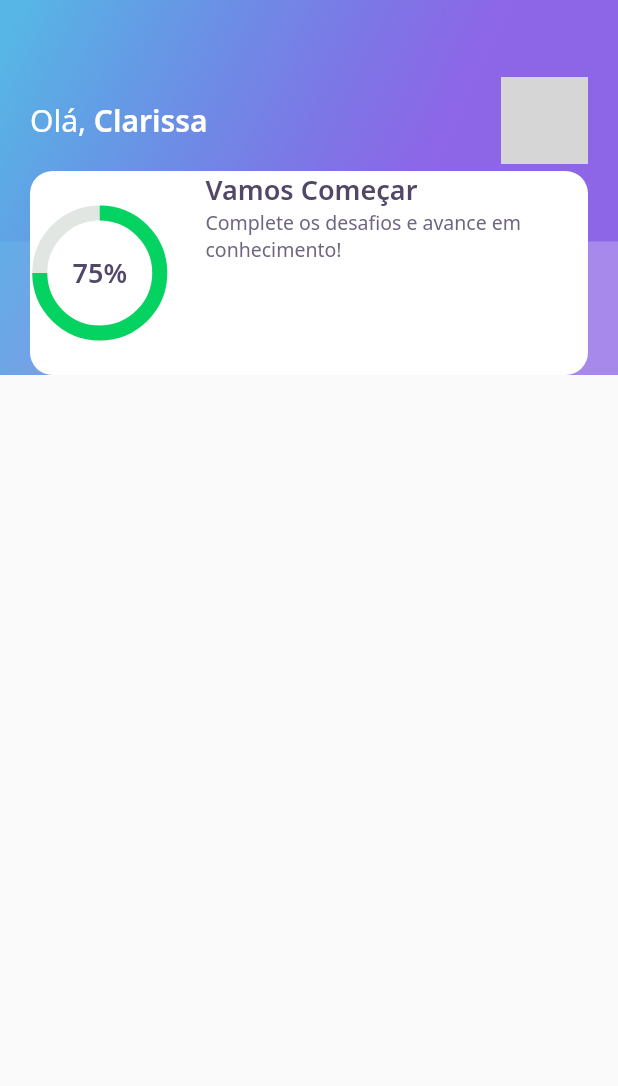
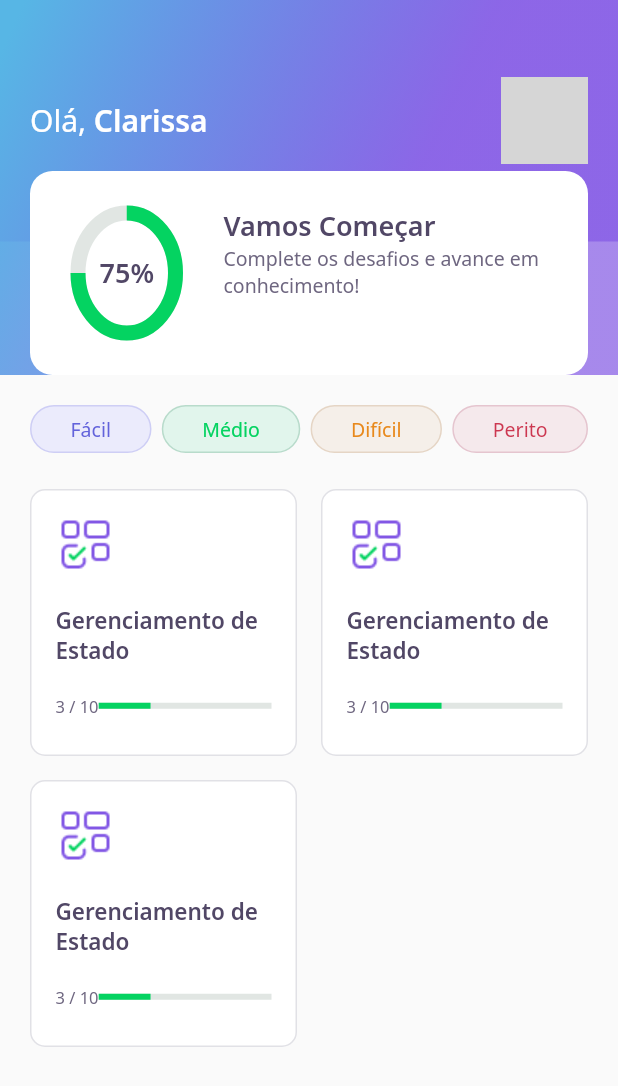
Before and after one commit to xclax/dev-quiz-game, a Flutter app: the HomePage screen opened directly, on a phone screen of 412 x 824 dp. Shown: the top 1086 px of the screen. Run offline on Flutter 3.47's test engine with Material 2 defaults, Android fonts, the phone set to English and light mode, and no system bars; our stand-ins replace google_fonts; network calls fail; grey boxes are pictures that could not be loaded.

Commit message:
creating the questions interface
creating the questions interface and main screen

```diff
--- a/lib/core/app_widget.dart
+++ b/lib/core/app_widget.dart
@@ -1,4 +1,4 @@
-import 'package:devquiz/home/home_page.dart';
+import 'package:devquiz/challenge/challenge_page.dart';
 //import 'package:devquiz/splash/splash_page.dart';
 import 'package:flutter/material.dart';
 
@@ -7,7 +7,7 @@ class AppWidget extends StatelessWidget {
   Widget build(BuildContext context) {
     return MaterialApp(
       title: "DevQuiz",
-      home: HomePage(),
+      home: ChallengePage(),
     );
   }
 }
--- a/lib/home/home_page.dart
+++ b/lib/home/home_page.dart
@@ -1,4 +1,6 @@
+import 'package:devquiz/quiz_card/quiz_card_widget.dart';
 import 'package:devquiz/widgets/appbar/app_bar_widget.dart';
+import 'package:devquiz/widgets/level_button/level_button_widget.dart';
 import 'package:flutter/material.dart';
 
 class HomePage extends StatefulWidget {
@@ -12,7 +14,36 @@ class _HomePageState extends State<HomePage> {
   @override
   Widget build(BuildContext context) {
     return Scaffold(
-      appBar: AppBarWidget(),
-    );
+        appBar: AppBarWidget(),
+        body: Padding(
+          padding: const EdgeInsets.all(20),
+          child: Column(
+            children: [
+              Row(
+                mainAxisAlignment: MainAxisAlignment.spaceBetween,
+                children: [
+                  LevelButtonWidget(label: "Fácil"),
+                  LevelButtonWidget(label: "Médio"),
+                  LevelButtonWidget(label: "Difícil"),
+                  LevelButtonWidget(label: "Perito"),
+                ],
+              ),
+              SizedBox(
+                height: 24,
+              ),
+              Expanded(
+                  child: GridView.count(
+                crossAxisSpacing: 16,
+                mainAxisSpacing: 16,
+                crossAxisCount: 2,
+                children: [
+                  QuizCardWidget(),
+                  QuizCardWidget(),
+                  QuizCardWidget()
+                ],
+              ))
+            ],
+          ),
+        ));
   }
 }
--- /dev/null
+++ b/lib/quiz_card/quiz_card_widget.dart
@@ -0,0 +1,50 @@
+import 'package:devquiz/core/app_colors.dart';
+import 'package:devquiz/core/app_images.dart';
+import 'package:devquiz/core/app_text_styles.dart';
+import 'package:devquiz/shared/widgets/progress_indicator/progress_indicator_widget.dart';
+import 'package:flutter/material.dart';
+
+class QuizCardWidget extends StatelessWidget {
+  const QuizCardWidget({Key? key}) : super(key: key);
+
+  @override
+  Widget build(BuildContext context) {
+    return Container(
+      padding: EdgeInsets.all(16),
+      decoration: BoxDecoration(
+          border: Border.fromBorderSide(BorderSide(color: AppColors.border)),
+          color: AppColors.white,
+          borderRadius: BorderRadius.circular(10)),
+      child: Column(
+        crossAxisAlignment: CrossAxisAlignment.start,
+        children: [
+          Container(
+            height: 40,
+            width: 40,
+            child: Image.asset(AppImages.blocks),
+          ),
+          SizedBox(
+            height: 20,
+          ),
+          Text("Gerenciamento de Estado", style: AppTextStyles.heading15),
+          SizedBox(
+            height: 20,
+          ),
+          Row(
+            children: [
+              Expanded(
+                flex: 1,
+                child: Text("3 / 10", style: AppTextStyles.body11),
+              ),
+              Expanded(
+                  flex: 4,
+                  child: ProgressIndicatorWidget(
+                    value: 0.3,
+                  ))
+            ],
+          )
+        ],
+      ),
+    );
+  }
+}
--- /dev/null
+++ b/lib/shared/widgets/progress_indicator/progress_indicator_widget.dart
@@ -0,0 +1,17 @@
+import 'package:devquiz/core/app_colors.dart';
+import 'package:flutter/material.dart';
+
+class ProgressIndicatorWidget extends StatelessWidget {
+  final double value;
+  const ProgressIndicatorWidget({Key? key, required this.value})
+      : super(key: key);
+
+  @override
+  Widget build(BuildContext context) {
+    return LinearProgressIndicator(
+      value: value,
+      backgroundColor: AppColors.chartSecondary,
+      valueColor: AlwaysStoppedAnimation<Color>(AppColors.chartPrimary),
+    );
+  }
+}
--- a/lib/widgets/chart/chart_widget.dart
+++ b/lib/widgets/chart/chart_widget.dart
@@ -7,7 +7,9 @@ class ChartWidget extends StatelessWidget {
 
   @override
   Widget build(BuildContext context) {
-    return Container(
+    return Padding(
+      padding: const EdgeInsets.all(8.0),
+      child: Container(
         height: 80,
         width: 80,
         child: Stack(
@@ -30,6 +32,7 @@ class ChartWidget extends StatelessWidget {
             ),
           ],
         ),
+      ),
     );
   }
 }
--- /dev/null
+++ b/lib/widgets/level_button/level_button_widget.dart
@@ -0,0 +1,55 @@
+import 'package:devquiz/core/app_colors.dart';
+import 'package:flutter/material.dart';
+import 'package:google_fonts/google_fonts.dart';
+
+class LevelButtonWidget extends StatelessWidget {
+  final String label;
+  LevelButtonWidget({Key? key, required this.label})
+      : assert(["Fácil", "Médio", "Difícil", "Perito"].contains(label)),
+        super(key: key);
+
+  final config = {
+    "Fácil": {
+      "color": AppColors.levelButtonFacil,
+      "border": AppColors.levelButtonBorderFacil,
+      "fontColor": AppColors.levelButtonTextFacil
+    },
+    "Médio": {
+      "color": AppColors.levelButtonMedio,
+      "border": AppColors.levelButtonBorderMedio,
+      "fontColor": AppColors.levelButtonTextMedio
+    },
+    "Difícil": {
+      "color": AppColors.levelButtonDificil,
+      "border": AppColors.levelButtonBorderDificil,
+      "fontColor": AppColors.levelButtonTextDificil
+    },
+    "Perito": {
+      "color": AppColors.levelButtonPerito,
+      "border": AppColors.levelButtonBorderPerito,
+      "fontColor": AppColors.levelButtonTextPerito
+    },
+  };
+
+  Color get color => config[label]!['color']!;
+  Color get borderColor => config[label]!['border']!;
+  Color get fontColor => config[label]!['fontColor']!;
+
+  @override
+  Widget build(BuildContext context) {
+    return Container(
+        decoration: BoxDecoration(
+          borderRadius: BorderRadius.circular(28),
+          border: Border.fromBorderSide(BorderSide(color: borderColor)),
+          color: color,
+        ),
+        child: Padding(
+          padding: const EdgeInsets.symmetric(
+            horizontal: 26,
+            vertical: 6,
+          ),
+          child: Text(label,
+              style: GoogleFonts.notoSans(color: fontColor, fontSize: 13)),
+        ));
+  }
+}
--- a/lib/widgets/score_card/score_card_widget.dart
+++ b/lib/widgets/score_card/score_card_widget.dart
@@ -9,19 +9,22 @@ class ScoreCardWidget extends StatelessWidget {
   @override
   Widget build(BuildContext context) {
     return Padding(
-      padding: const EdgeInsets.only(left: 20, right: 20),
+      padding: const EdgeInsets.only(left: 20, right: 20, top: 20),
       child: Container(
         height: 136,
         decoration: BoxDecoration(
             color: AppColors.white, borderRadius: BorderRadius.circular(15)),
+        child: Padding(
+          padding: const EdgeInsets.symmetric(horizontal: 24),
           child: Row(
+            mainAxisAlignment: MainAxisAlignment.center,
             crossAxisAlignment: CrossAxisAlignment.center,
             children: [
               Expanded(flex: 1, child: ChartWidget()),
               Expanded(
                   flex: 3,
                   child: Padding(
-                  padding: const EdgeInsets.only(left: 24),
+                    padding: const EdgeInsets.only(left: 24, top: 24),
                     child: Column(
                       crossAxisAlignment: CrossAxisAlignment.start,
                       children: [
@@ -39,6 +42,7 @@ class ScoreCardWidget extends StatelessWidget {
             ],
           ),
         ),
+      ),
     );
   }
 }
```
Also changed, not shown: lib/challenge/challenge_page.dart (added, +25 -0 lines), lib/challenge/widgets/answer/answer_widget.dart (added, +80 -0 lines), lib/challenge/widgets/question_indicator/question_indicator_widget.dart (added, +35 -0 lines), lib/challenge/widgets/quiz/quiz_widget.dart (added, +26 -0 lines), 2 other files. Lines whose indentation alone changed are shown as unchanged.
